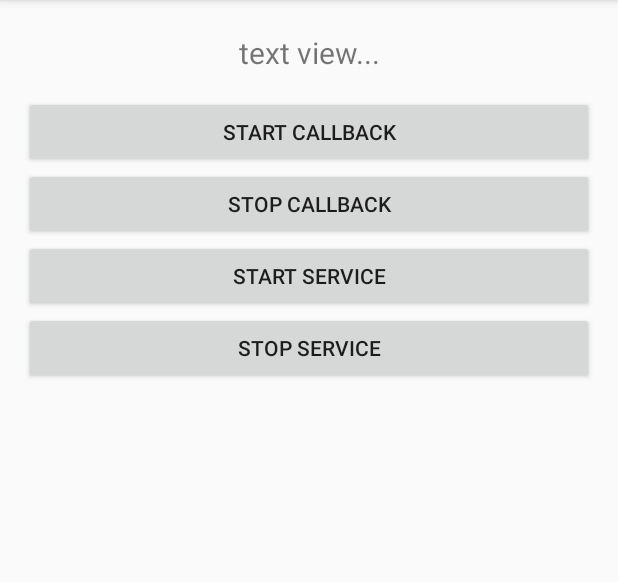
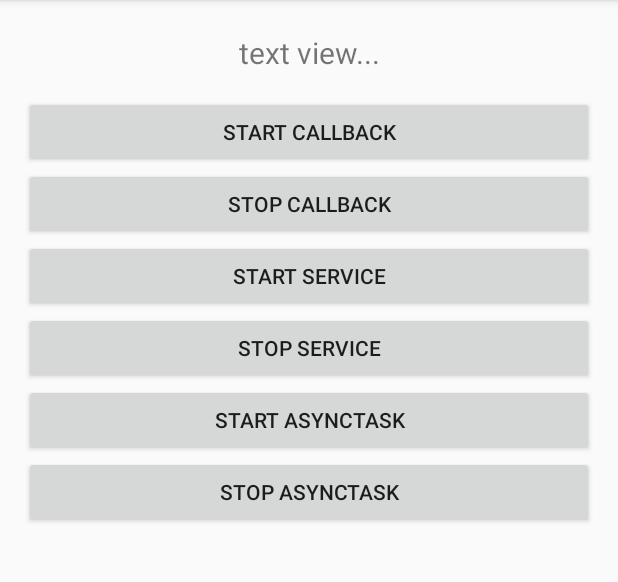
Before and after one commit to giyoon21c/Speech, an Android app: the screen it shows after launch (MainActivity), on a phone screen of 412 x 824 dp, the part 84-666 px from its top. Run offline under Robolectric (Android 15) with nearby library versions, the phone set to English and light mode, and no system bars.

Commit message:
asynctask way of updating the UI

```diff
--- a/app/src/main/res/layout/activity_main.xml
+++ b/app/src/main/res/layout/activity_main.xml
@@ -49,4 +49,19 @@
         android:layout_below="@id/buttonStartService"
         android:text="Stop service"/>
 
+    <Button
+        android:layout_width="match_parent"
+        android:layout_height="wrap_content"
+        android:id="@+id/buttonStartAsyncTask"
+        android:layout_below="@id/buttonStopService"
+        android:text="Start AsyncTask"/>
+
+    <Button
+        android:layout_width="match_parent"
+        android:layout_height="wrap_content"
+        android:id="@+id/buttonStopAsyncTask"
+        android:layout_below="@id/buttonStartAsyncTask"
+        android:text="Stop AsyncTask"/>
+
+
 </RelativeLayout>
```
Also changed, not shown: app/src/main/java/com/example/android/myapplication/MainActivity.java (+64 -0 lines).
